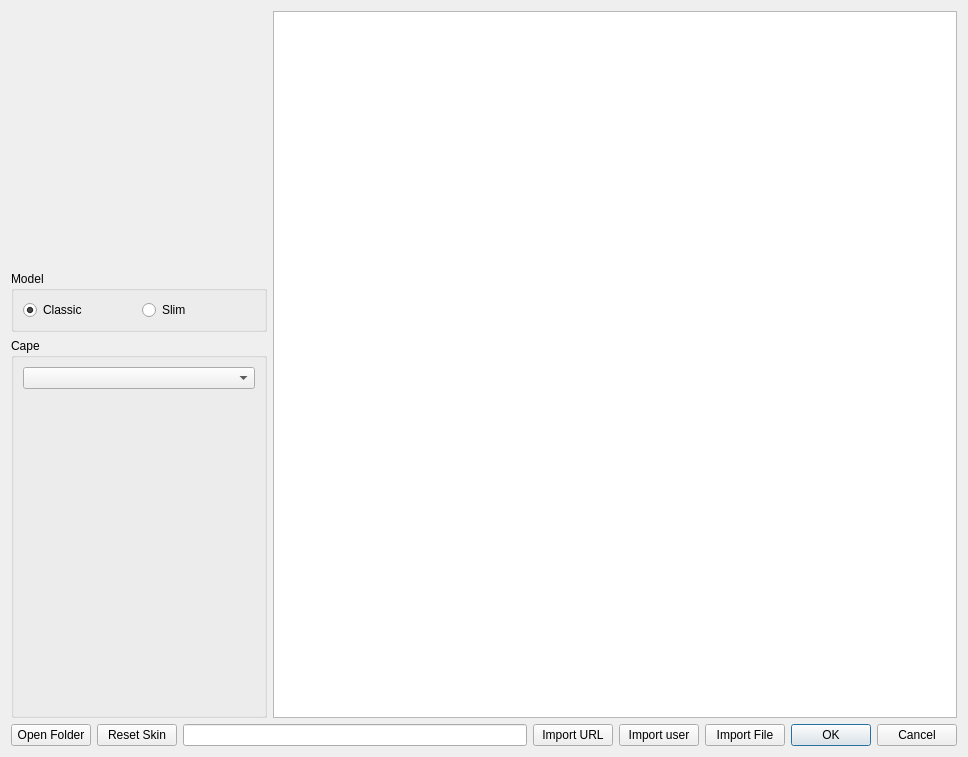
Old version of the form launcher/ui/dialogs/skins/SkinManageDialog.ui in the repository MinWixMods/ShatteredPrism.
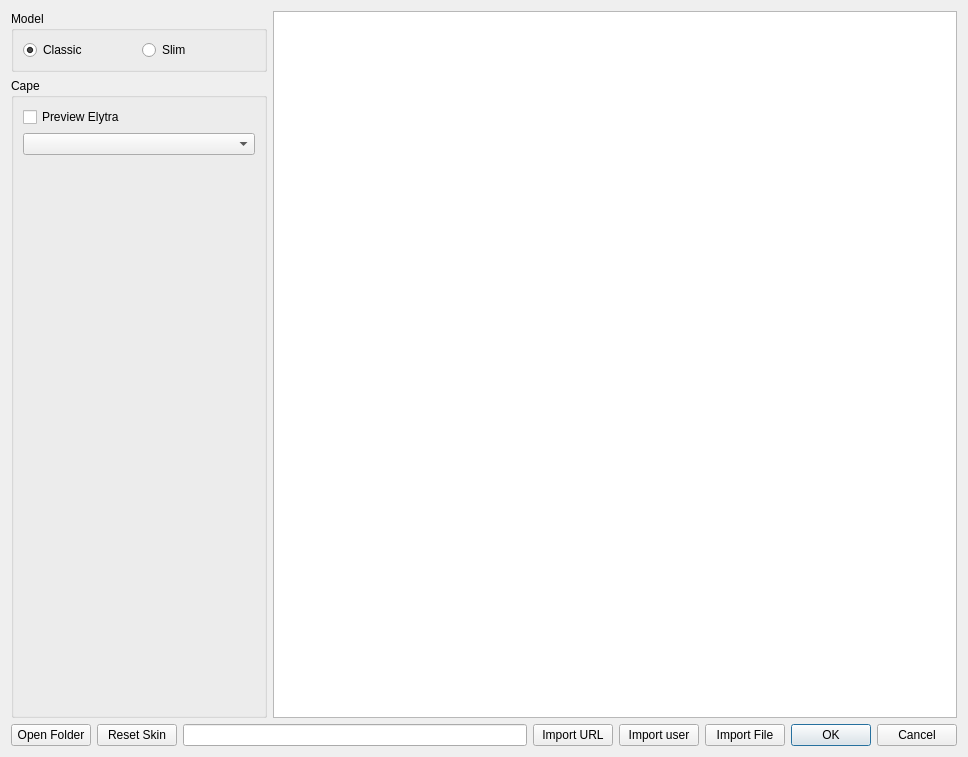
New version of the form.

The edit to the form file:
```diff
--- a/launcher/ui/dialogs/skins/SkinManageDialog.ui
+++ b/launcher/ui/dialogs/skins/SkinManageDialog.ui
@@ -19,17 +19,7 @@
      <item>
       <layout class="QVBoxLayout" name="selectedVLayout" stretch="2,1,3">
        <item>
-        <widget class="QLabel" name="selectedModel">
-         <property name="text">
-          <string/>
-         </property>
-         <property name="scaledContents">
-          <bool>false</bool>
-         </property>
-         <property name="alignment">
-          <set>Qt::AlignCenter</set>
-         </property>
-        </widget>
+        <layout class="QVBoxLayout" name="skinLayout"/>
        </item>
        <item>
         <widget class="QGroupBox" name="modelBox">
@@ -69,6 +59,13 @@
           <string>Cape</string>
          </property>
          <layout class="QVBoxLayout" name="verticalLayout_4">
+          <item>
+           <widget class="QCheckBox" name="elytraCB">
+            <property name="text">
+             <string>Preview Elytra</string>
+            </property>
+           </widget>
+          </item>
           <item>
            <widget class="QComboBox" name="capeCombo"/>
           </item>
```
